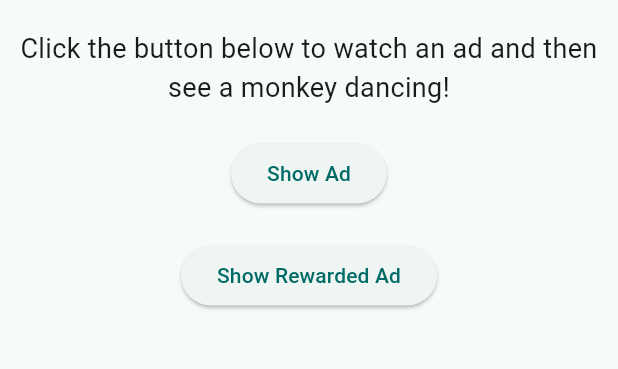
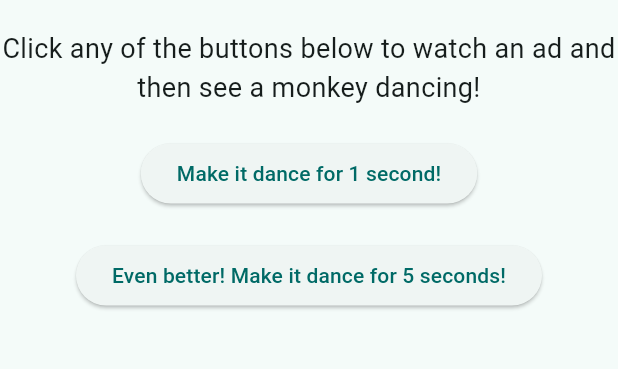
Before and after one commit to zejiran/monkey-ad-app, a Flutter app: the screen it shows after launch, on a phone screen of 412 x 824 dp, the part 488-857 px from its top. Run offline on Flutter 3.47's test engine with Material 3 defaults, Android fonts, the phone set to English and light mode, and no system bars; drawn by our look-alikes of google_mobile_ads; our stand-ins replace audioplayers, confetti, firebase_core, lottie; accounts and stored records are empty; network calls fail.

Commit message:
Add monkey dance timers

```diff
--- a/lib/views/home/components/ad_button.dart
+++ b/lib/views/home/components/ad_button.dart
@@ -11,7 +11,7 @@ class AdButton extends StatelessWidget {
 
     return ElevatedButton(
       onPressed: adProvider.showInterstitialAd,
-      child: const Text('Show Ad'),
+      child: const Text('Make it dance for 1 second!'),
     );
   }
 }
--- a/lib/views/home/components/rewarded_ad_button.dart
+++ b/lib/views/home/components/rewarded_ad_button.dart
@@ -11,7 +11,7 @@ class RewardedAdButton extends StatelessWidget {
 
     return ElevatedButton(
       onPressed: adProvider.showRewardedAd,
-      child: const Text('Show Rewarded Ad'),
+      child: const Text('Even better! Make it dance for 5 seconds!'),
     );
   }
 }
--- a/lib/views/home/home_screen.dart
+++ b/lib/views/home/home_screen.dart
@@ -33,7 +33,7 @@ class HomeScreen extends StatelessWidget {
                     ),
                     SizedBox(height: 20),
                     Text(
-                      'Click the button below to watch an ad and then see a monkey dancing!',
+                      'Click any of the buttons below to watch an ad and then see a monkey dancing!',
                       textAlign: TextAlign.center,
                       style: TextStyle(fontSize: 18),
                     ),
```
Also changed, not shown: lib/services/admob_service.dart (+10 -3 lines), lib/view_models/ad_provider.dart (+13 -2 lines).
